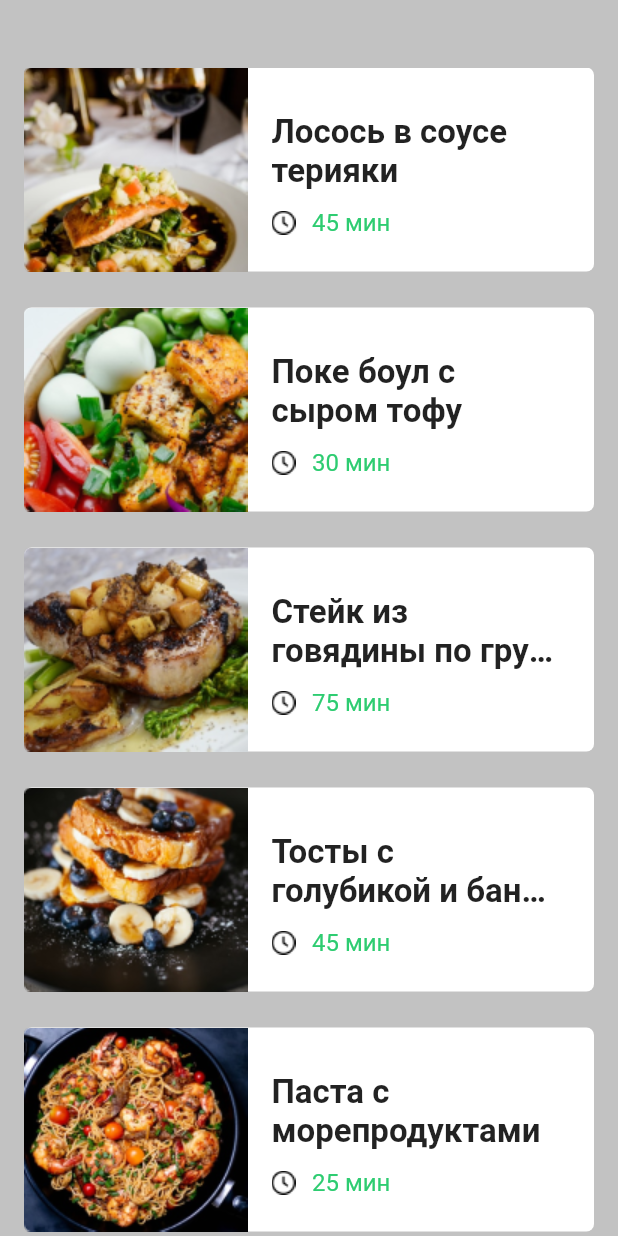
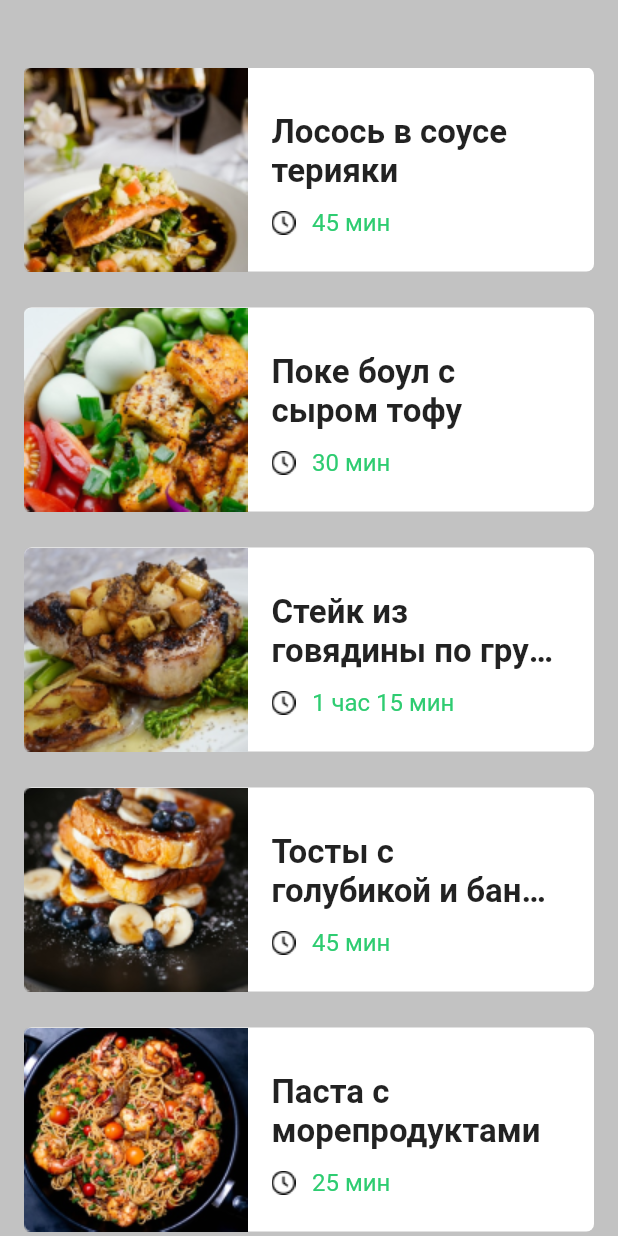
Before and after one commit to USSRFantom/book_culinary, a Flutter app: the screen it shows after launch, on a phone screen of 412 x 824 dp. Run offline on Flutter 3.47's test engine with Material 2 defaults, Android fonts, the phone set to English and light mode, and no system bars.

Commit message:
исправление времени

```diff
--- a/lib/view/section/home_screen/widgets/card_recipe.dart
+++ b/lib/view/section/home_screen/widgets/card_recipe.dart
@@ -58,10 +58,15 @@ class CardRecipe extends StatelessWidget {
                         const SizedBox(
                           width: 11,
                         ),
-                        Text(
-                          '$time мин',
-                          style: TextStyle(fontSize: 16, color: greenColor),
-                        ),
+                        time < 60
+                            ? Text('$time мин',
+                                style:
+                                    TextStyle(fontSize: 16, color: greenColor))
+                            : Text(
+                                '1 час ${time - 60} мин',
+                                style:
+                                    TextStyle(fontSize: 16, color: greenColor),
+                              ),
                       ],
                     ),
                   )
```
